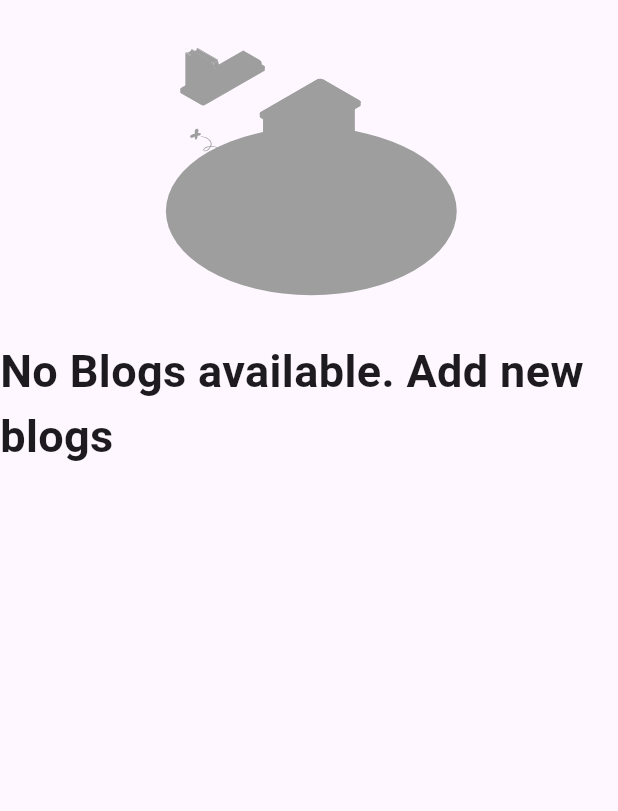
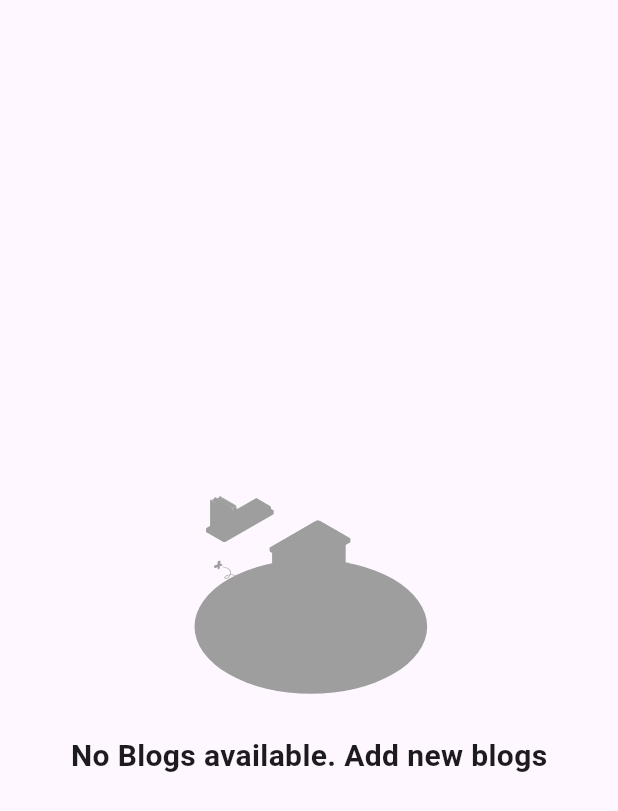
Before and after one commit to wasimCronySoft/Blog_App_Clean_Archiecture, a Flutter app: the EmptyContainer widget shown alone on an empty page, opened directly, on a phone screen of 412 x 824 dp. Shown: the top 811 px of the screen. Run offline on Flutter 3.47's test engine with Material 3 defaults, Android fonts, the phone set to English and light mode, and no system bars; our stand-ins replace dartz, dotted_border, equatable, flutter_bloc, flutter_svg, get_it and 4 more; accounts and stored records are empty; network calls fail.

Commit message:
fix: refactored the code

```diff
--- a/lib/features/homepage/domain/entities/blog.dart
+++ b/lib/features/homepage/domain/entities/blog.dart
@@ -8,6 +8,7 @@ class Blog {
   final String imageUrl;
   final DateTime currentDateTime;
   final String? name;
+
   Blog({
     required this.id,
     required this.uid,
--- a/lib/features/homepage/presentation/widgets/empty_container.dart
+++ b/lib/features/homepage/presentation/widgets/empty_container.dart
@@ -8,6 +8,7 @@ class EmptyContainer extends StatelessWidget {
   Widget build(BuildContext context) {
     return Center(
       child: Column(
+        mainAxisAlignment: MainAxisAlignment.center,
         children: [
           SvgPicture.asset(
             "assets/images/empty.svg",
@@ -16,6 +17,7 @@ class EmptyContainer extends StatelessWidget {
               BlendMode.srcIn,
             ),
             width: MediaQuery.of(context).size.width * 0.5,
+            height: MediaQuery.of(context).size.width * 0.4,
           ),
           const SizedBox(
             height: 20,
@@ -23,7 +25,7 @@ class EmptyContainer extends StatelessWidget {
           const Text(
             "No Blogs available. Add new blogs",
             style: TextStyle(
-              fontSize: 30,
+              fontSize: 20,
               fontWeight: FontWeight.bold,
             ),
           )
```
Also changed, not shown: lib/features/homepage/presentation/widgets/blog_card.dart (+11 -6 lines), lib/features/homepage/presentation/widgets/blog_detail_body.dart (+7 -3 lines), lib/features/homepage/presentation/widgets/homepage_body.dart (+7 -4 lines).
